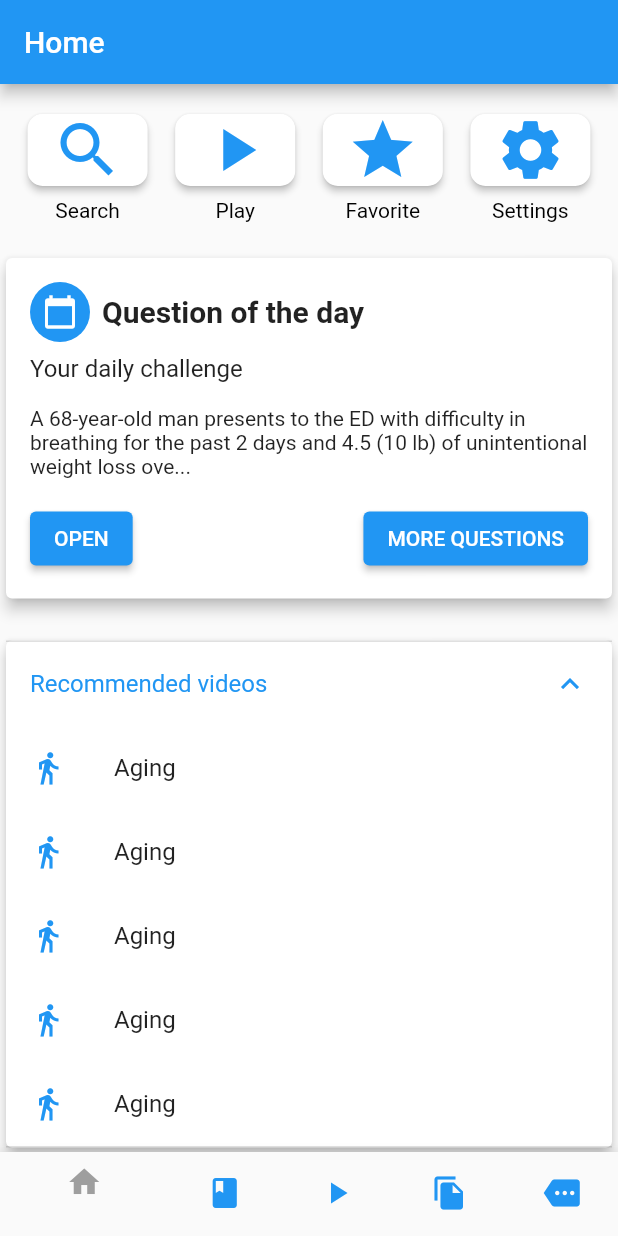
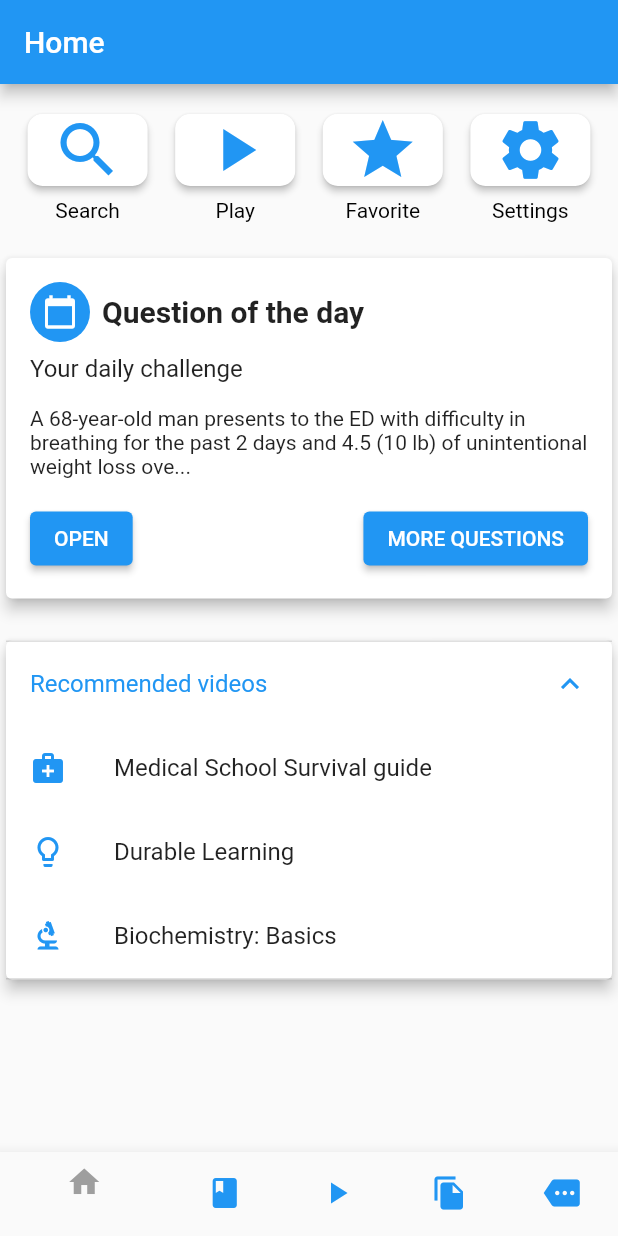
Before and after one commit to Hadiyahsaeed/lecturio_app, a Flutter app: the screen it shows after launch, after a tap on "Recommended videos", on a phone screen of 412 x 824 dp. Run offline on Flutter 3.47's test engine with Material 2 defaults, Android fonts, the phone set to English and light mode, and no system bars.

Commit message:
COMMIT2
COMMIT2 pixels overflow solved, and videos changed: icons & labels

```diff
--- a/lib/home_page.dart
+++ b/lib/home_page.dart
@@ -219,54 +219,35 @@ class HomePage extends StatelessWidget {
                   children: [
                     ListTile(
                       leading: const Icon(
-                        Icons.directions_walk,
+                        Icons.medical_services,
                         color: Colors.blue,
                       ),
-                      title: const Text('Aging'),
+                      title: const Text('Medical School Survival guide'),
                       onTap: () {
-                        // Implement action for "Aging" item here
+                        // Implement action for "Medical School Survival guide" item here
                       },
                     ),
                     ListTile(
                       leading: const Icon(
-                        Icons.directions_walk,
+                        Icons.lightbulb_outline,
                         color: Colors.blue,
                       ),
-                      title: const Text('Aging'),
+                      title: const Text('Durable Learning'),
                       onTap: () {
-                        // Implement action for "Aging" item here
+                        // Implement action for "Durable Learning" item here
                       },
                     ),
                     ListTile(
                       leading: const Icon(
-                        Icons.directions_walk,
+                        Icons.biotech,
                         color: Colors.blue,
                       ),
-                      title: const Text('Aging'),
+                      title: const Text('Biochemistry: Basics'),
                       onTap: () {
-                        // Implement action for "Aging" item here
+                        // Implement action for "Biochemistry: Basics" item here
                       },
                     ),
-                    ListTile(
-                      leading: const Icon(
-                        Icons.directions_walk,
-                        color: Colors.blue,
-                      ),
-                      title: const Text('Aging'),
-                      onTap: () {
-                        // Implement action for "Aging" item here
-                      },
-                    ),
-                    ListTile(
-                      leading: const Icon(
-                        Icons.directions_walk,
-                        color: Colors.blue,
-                      ),
-                      title: const Text('Aging'),
-                      onTap: () {
-                        // Implement action for "Aging" item here
-                      },
-                    ),
+
 
                     // Add more items as needed
                   ],
```
